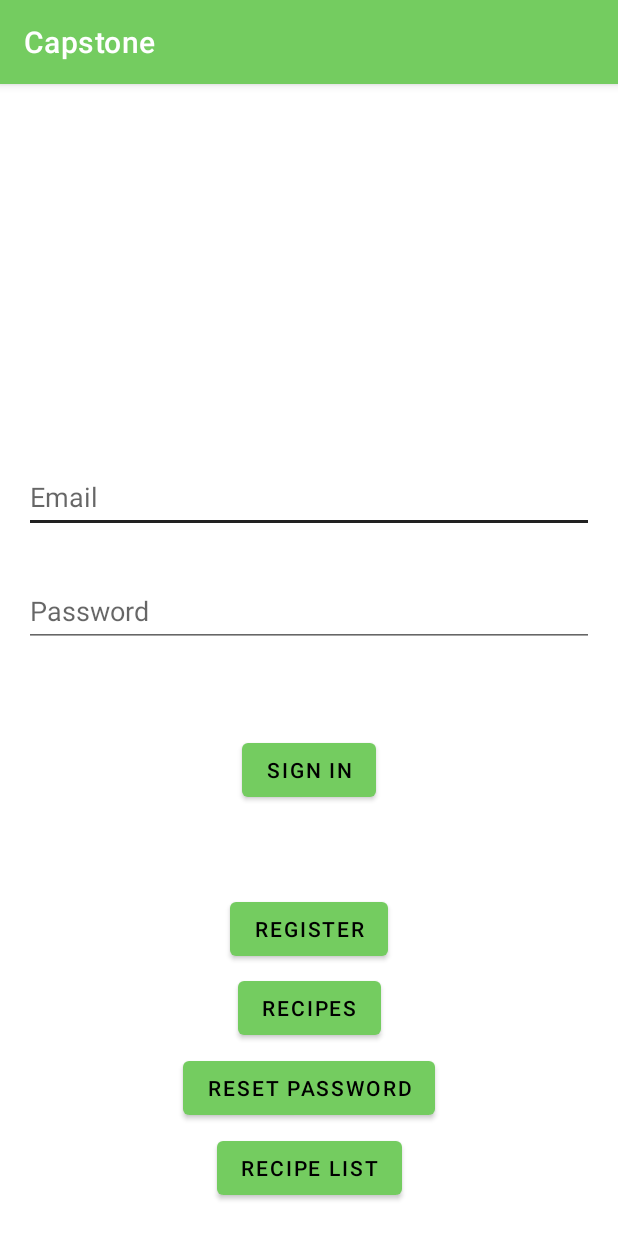
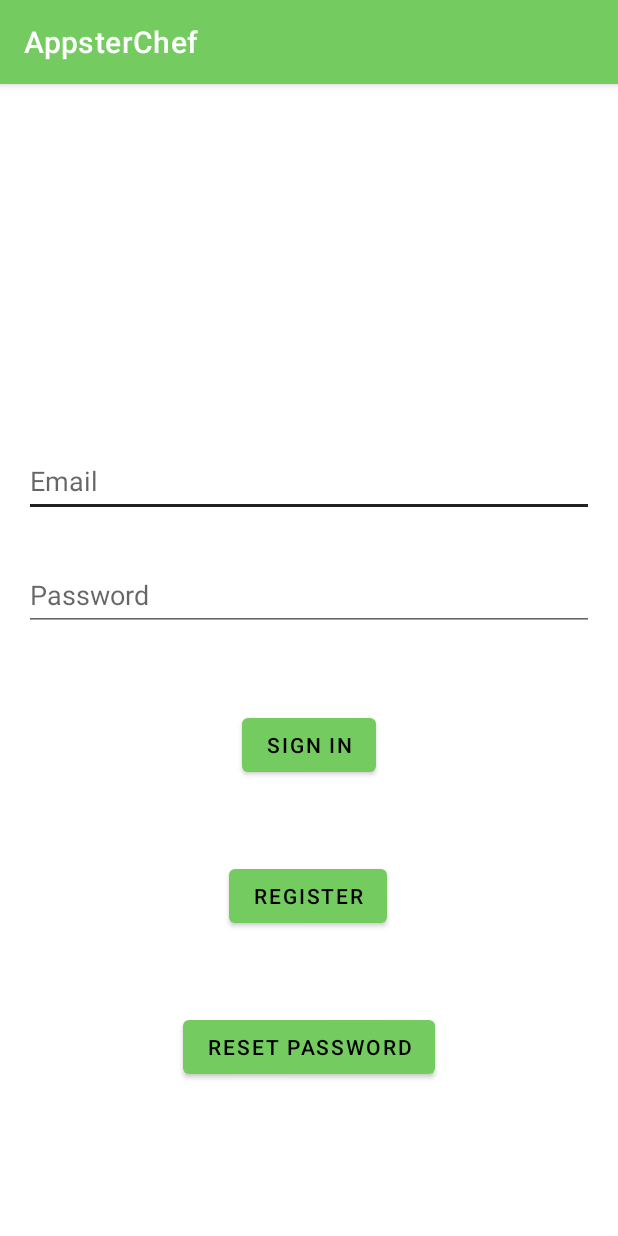
Before and after one commit to 18saunderss/Capstone2022, an Android app: the screen it shows after launch (LoginActivity), on a phone screen of 412 x 824 dp. Run offline under Robolectric (Android 15) with nearby library versions, the phone set to English and light mode, and no system bars; our stand-ins replace Firebase (no records; nobody signed in at launch, a user with empty details on screens opened directly).

Commit message:
Removed extra buttons from login page.

```diff
--- a/app/src/main/java/com/capstone2022/LoginActivity.java
+++ b/app/src/main/java/com/capstone2022/LoginActivity.java
@@ -59,8 +59,8 @@ public class LoginActivity extends AppCompatActivity {
         editTextLoginEmail = findViewById(R.id.username);
         editTextLoginPassword = findViewById(R.id.password);
         buttonSignIn = findViewById(R.id.login);
-        goToRecipe=findViewById(R.id.goToRecipe);
-        recipeList=findViewById(R.id.recipeList);
+        //goToRecipe=findViewById(R.id.goToRecipe);
+        //recipeList=findViewById(R.id.recipeList);
 
         buttonSignIn.setOnClickListener(new View.OnClickListener()                                             //Intent to open RegisterActivity when "Register" button is pressed
         {
@@ -115,37 +115,15 @@ public class LoginActivity extends AppCompatActivity {
             }
         });
 */
-        goToRecipe.setOnClickListener(new View.OnClickListener()                                             //Intent to open RegisterActivity when "Register" button is pressed
+        /*goToRecipe.setOnClickListener(new View.OnClickListener()                                             //Intent to open RegisterActivity when "Register" button is pressed
                                       {
                                           @Override
                                           public void onClick(View v) {
-                                             /* HashMap<String, String> data1 = new HashMap<String, String>();
-                                              data1.put("Description", "this is a test recipe");
-                                              data1.put("Instructions", "put water in it, put it in the microwave");
-                                              data1.put("Recipe", "Easy Mac");
-                                              data1.put("RecipeDescription", "this is the highest quality macaroni and cheese");
-                                              db.collection("/RecipeApp/RecipeApp/Users/UserData/Recipes/RecipeData/TestRecipeCollection")
-                                                      .add(data1)
-                                                      .addOnSuccessListener(new OnSuccessListener<DocumentReference>() {
-                                                        @Override
-                                                        public void onSuccess(DocumentReference documentReference) {
-                                                            Log.d(TAG, "DocumentSnapshot written with ID: " + documentReference.getId());
-                                                        }
-                                                      })
-                                                      .addOnFailureListener(new OnFailureListener() {
-                                                          @Override
-                                                          public void onFailure(@NonNull Exception e) {
-                                                              Log.w(TAG, "Error adding document", e);
-                                                          }
-                                                      });
-                                          }
-
-                                              */
                                               startActivity(new Intent(LoginActivity.this, RecipeActivity.class));
                                        }
                                       });
-
-        recipeList.setOnClickListener(new View.OnClickListener()                                             //Intent to open RegisterActivity when "Register" button is pressed
+*/
+ /*     recipeList.setOnClickListener(new View.OnClickListener()                                             //Intent to open RegisterActivity when "Register" button is pressed
         {
             @Override
             public void onClick(View v)
@@ -153,7 +131,7 @@ public class LoginActivity extends AppCompatActivity {
                 startActivity(new Intent(LoginActivity.this, RecipeListActivity.class));
             }
         });
-
+*/
 
 
 
--- a/app/src/main/res/layout/activity_login2.xml
+++ b/app/src/main/res/layout/activity_login2.xml
@@ -20,7 +20,7 @@
         android:text="@string/action_register"
         app:layout_constraintBottom_toTopOf="@+id/reset"
         app:layout_constraintEnd_toEndOf="parent"
-        app:layout_constraintHorizontal_bias="0.5"
+        app:layout_constraintHorizontal_bias="0.498"
         app:layout_constraintStart_toStartOf="parent"
         app:layout_constraintTop_toBottomOf="@+id/login" />
 
@@ -88,15 +88,13 @@
         android:id="@+id/reset"
         android:layout_width="wrap_content"
         android:layout_height="wrap_content"
+        android:layout_marginBottom="86dp"
         android:text="@string/reset_password"
-        app:layout_constraintBottom_toTopOf="@+id/recipeList"
+        app:layout_constraintBottom_toBottomOf="parent"
         app:layout_constraintEnd_toEndOf="parent"
-        app:layout_constraintHorizontal_bias="0.5"
-        app:layout_constraintStart_toStartOf="parent"
-        app:layout_constraintTop_toBottomOf="@+id/goToRecipe"
-        app:layout_constraintVertical_bias="0.055" />
+        app:layout_constraintStart_toStartOf="parent" />
 
-    <Button
+    <!--<Button
         android:id="@+id/goToRecipe"
         android:layout_width="wrap_content"
         android:layout_height="wrap_content"
@@ -105,9 +103,9 @@
         app:layout_constraintBottom_toBottomOf="parent"
         app:layout_constraintEnd_toEndOf="parent"
         app:layout_constraintHorizontal_bias="0.5"
-        app:layout_constraintStart_toStartOf="parent" />
+        app:layout_constraintStart_toStartOf="parent" /> -->
 
-    <Button
+   <!-- <Button
         android:id="@+id/recipeList"
         android:layout_width="wrap_content"
         android:layout_height="wrap_content"
@@ -116,6 +114,6 @@
         app:layout_constraintEnd_toEndOf="parent"
         app:layout_constraintHorizontal_bias="0.5"
         app:layout_constraintStart_toStartOf="parent"
-        app:layout_constraintTop_toBottomOf="@+id/reset" />
+        app:layout_constraintTop_toBottomOf="@+id/reset" />-->
 
 </androidx.constraintlayout.widget.ConstraintLayout>
--- a/app/src/main/res/values/strings.xml
+++ b/app/src/main/res/values/strings.xml
@@ -1,5 +1,5 @@
 <resources>
-    <string name="app_name">Capstone</string>
+    <string name="app_name">AppsterChef</string>
     <!-- Strings related to login -->
     <string name="prompt_email">Email</string>
     <string name="prompt_password">Password</string>
```
